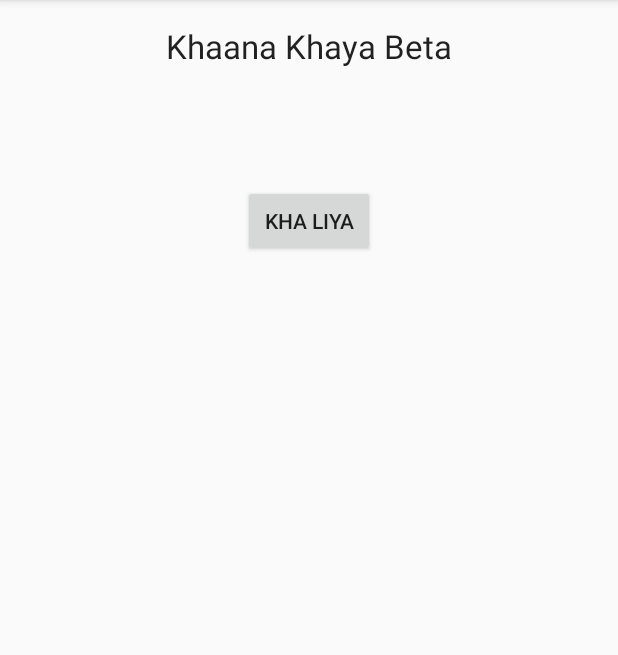
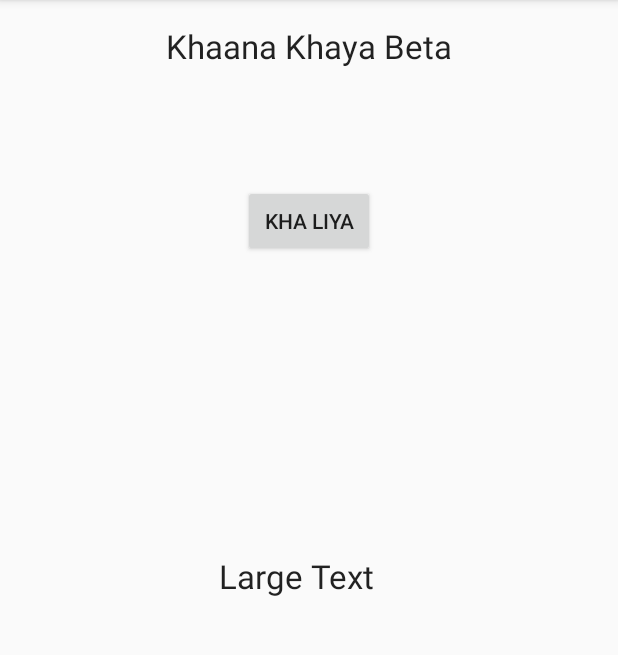
Before and after one commit to Krouns/Andorid, an Android app: the DataActivity screen opened directly, with no data from a screen before it, on a phone screen of 412 x 824 dp, the part 84-739 px from its top. Run offline under Robolectric (Android 15) with nearby library versions, the phone set to English and light mode, and no system bars; 1 statement that could not run was skipped.

Commit message:
Android APp

```diff
--- a/app/src/main/res/layout/activity_data.xml
+++ b/app/src/main/res/layout/activity_data.xml
@@ -26,4 +26,14 @@
         android:layout_marginTop="78dp"
         android:layout_below="@+id/textView2"
         android:layout_centerHorizontal="true" />
+
+    <TextView
+        android:layout_width="wrap_content"
+        android:layout_height="wrap_content"
+        android:textAppearance="?android:attr/textAppearanceLarge"
+        android:text="Large Text"
+        android:id="@+id/textView3"
+        android:layout_centerVertical="true"
+        android:layout_alignRight="@+id/button4"
+        android:layout_alignEnd="@+id/button4" />
 </RelativeLayout>
```
Also changed, not shown: app/src/main/java/com/example/parth/filling/DataActivity.java (+55 -11 lines).
